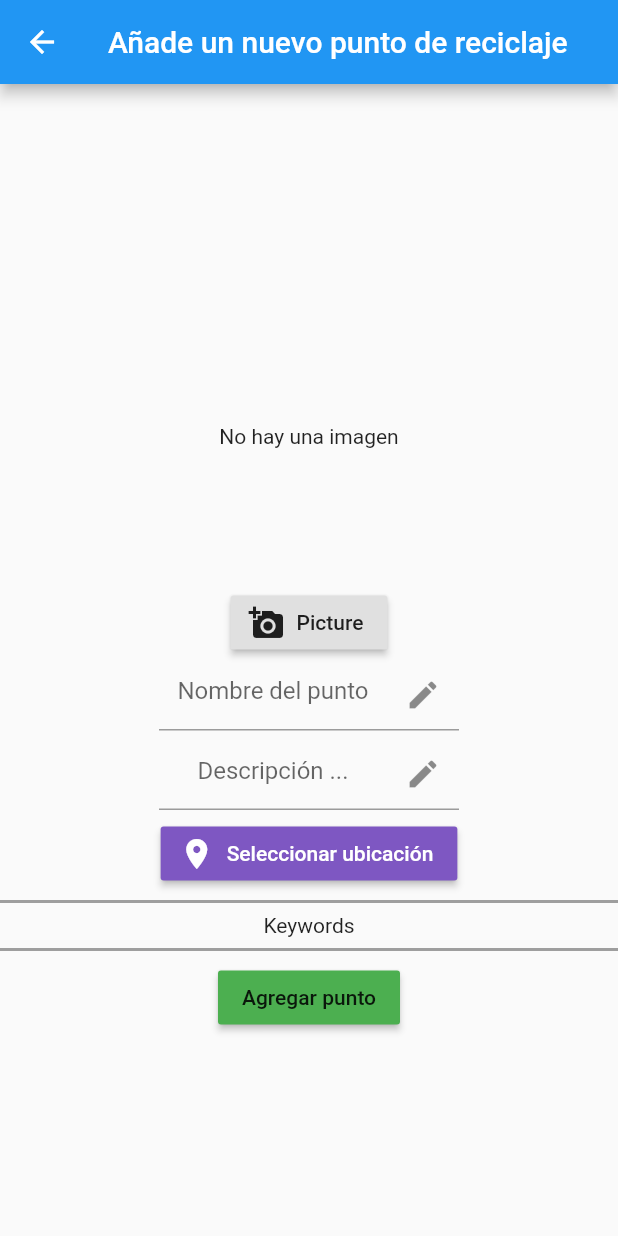
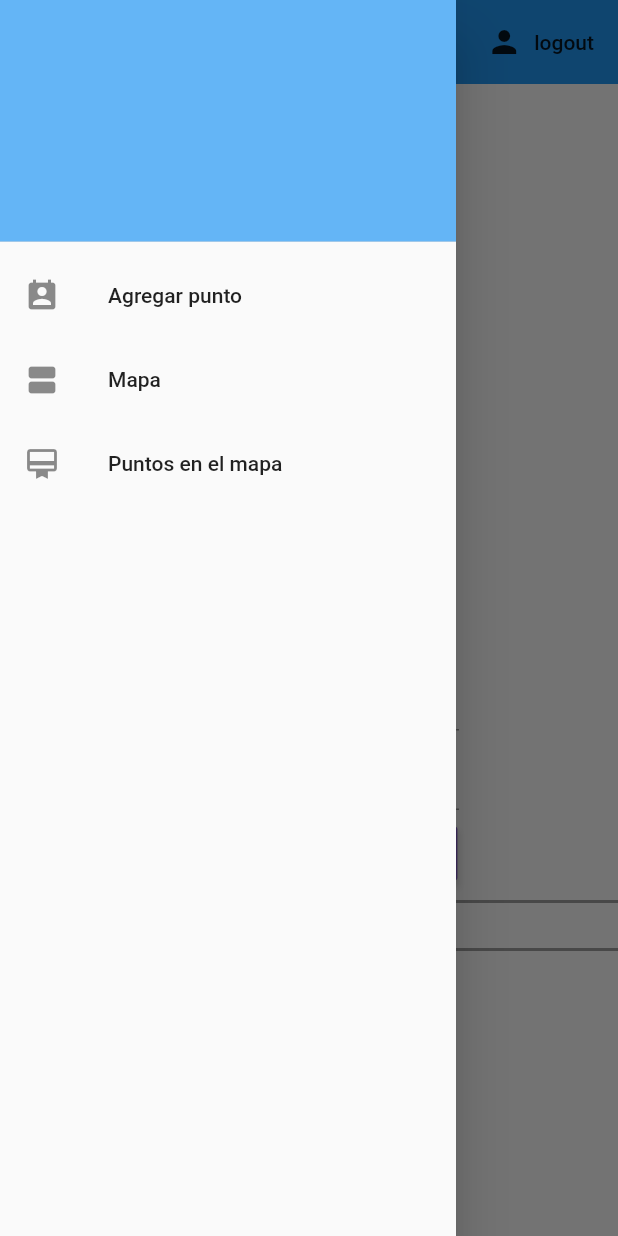
Before and after one commit to ManuelEV/iRecycler-Mobile, a Flutter app: the AddPointScreen screen opened directly, with the side drawer open (before the commit the screen has no drawer), on a phone screen of 412 x 824 dp. Run offline on Flutter 3.47's test engine with Material 2 defaults, Android fonts, the phone set to English and light mode, and no system bars; our stand-ins replace cloud_firestore, firebase_auth, flutter_spinkit, google_maps_flutter, image_picker, location; accounts and stored records are empty.

Commit message:
Se agrega capa de autenticación con Firebase

```diff
--- /dev/null
+++ b/irecycler_mobile/lib/models/user.dart
@@ -0,0 +1,16 @@
+class User {
+
+  final String uid;
+
+  User({ this.uid });
+
+}
+
+class UserData {
+
+  final String uid;
+  final String name;
+
+  UserData({ this.uid, this.name });
+
+}
--- a/irecycler_mobile/lib/screens/add_point_screen.dart
+++ b/irecycler_mobile/lib/screens/add_point_screen.dart
@@ -1,11 +1,15 @@
 import 'package:flutter/material.dart';
 import 'package:irecycler_mobile/models/point.dart';
+import 'package:irecycler_mobile/services/auth.dart';
 import 'package:irecycler_mobile/widgets/select_point_image.dart';
 import 'package:irecycler_mobile/widgets/map_point_input.dart';
 import 'dart:io';
 
+import 'drawer_page.dart';
+
 class AddPointScreen extends StatefulWidget {
   static const routeName = '/add-place';
+
 
   @override
   _AddPointScreenState createState() => _AddPointScreenState();
@@ -33,12 +37,25 @@ class _AddPointScreenState extends State<AddPointScreen> {
     //Guardar en firebase?
   }
 
+  final AuthService _auth = AuthService();
+
   @override
   Widget build(BuildContext context) {
     return Scaffold(
       appBar: AppBar(
         title: Text('Añade un nuevo punto de reciclaje'),
+        elevation: 0.0,
+          actions: <Widget>[
+            FlatButton.icon(
+              icon: Icon(Icons.person),
+              label: Text('logout'),
+              onPressed: () async {
+                await _auth.signOut();
+              },
+            )
+          ],
       ),
+      drawer: DrawerPage(),
       body: Center(
         child: SingleChildScrollView(
           child: Column(
--- /dev/null
+++ b/irecycler_mobile/lib/screens/drawer_page.dart
@@ -0,0 +1,55 @@
+import 'package:flutter/material.dart';
+import 'package:irecycler_mobile/screens/points_on_map_screen..dart';
+import 'package:irecycler_mobile/screens/select_point_map_screen.dart';
+
+import 'add_point_screen.dart';
+
+class DrawerPage extends StatelessWidget{
+
+  @override
+  Widget build(context){
+    return Drawer(
+      child: ListView(
+        children: <Widget>[
+          DrawerHeader(
+            decoration: BoxDecoration(
+              color: Colors.blue[300],
+              /*image: DecorationImage(
+                image: AssetImage('assets/img/header.jpg'),
+                fit: BoxFit.cover
+              )*/
+            ),
+            child: Text(
+              '',
+              style: TextStyle(
+                fontSize: 28.0,
+                color: Colors.white,
+              )
+              )
+          ),
+          ListTile(
+            title: Text('Agregar punto'),
+            leading: Icon(Icons.perm_contact_calendar),
+            onTap: () => Navigator.pushNamed(context, AddPointScreen.routeName),
+          ),
+          ListTile(
+            title: Text('Mapa'),
+            leading: Icon(Icons.view_agenda),
+            onTap: () => Navigator.pushNamed(context, MapScreen.routeName),
+          ),
+          ListTile(
+            title: Text('Puntos en el mapa'),
+            leading: Icon(Icons.card_membership),
+            onTap: () => Navigator.pushNamed(context, PointOnMapScreen.routeName),
+          ),
+          /* ListTile(
+            title: Text('Salir'),
+            leading: Icon(Icons.exit_to_app),
+            onTap: () => Navigator.pushReplacementNamed(context, SalirPage.route) //NO SE PUEDE VOLVER ATRÁS
+          )*/
+        ]
+      )
+    );
+  }
+
+}
--- /dev/null
+++ b/irecycler_mobile/lib/services/database.dart
@@ -0,0 +1,38 @@
+import 'package:cloud_firestore/cloud_firestore.dart';
+import 'package:irecycler_mobile/models/user.dart';
+
+class DatabaseService {
+
+  final String uid;
+  DatabaseService({ this.uid });
+
+  // collection reference
+  final CollectionReference brewCollection = Firestore.instance.collection('brews');
+
+  Future<void> updateUserData(String sugars, String name, int strength) async {
+    return await brewCollection.document(uid).setData({
+      'sugars': sugars,
+      'name': name,
+      'strength': strength,
+    });
+  }
+
+
+
+  // user data from snapshots
+  UserData _userDataFromSnapshot(DocumentSnapshot snapshot) {
+    return UserData(
+      uid: uid,
+      name: snapshot.data['name']
+    );
+  }
+
+
+
+  // get user doc stream
+  Stream<UserData> get userData {
+    return brewCollection.document(uid).snapshots()
+      .map(_userDataFromSnapshot);
+  }
+
+}
```
Also changed, not shown: irecycler_mobile/lib/auth/authenticate.dart (added, +26 -0 lines), irecycler_mobile/lib/auth/register.dart (added, +96 -0 lines), irecycler_mobile/lib/auth/sign_in.dart (added, +96 -0 lines), irecycler_mobile/lib/auth/wrapper.dart (added, +21 -0 lines), irecycler_mobile/lib/main.dart (+16 -91 lines), irecycler_mobile/lib/routes/routes.dart (added, +15 -0 lines), irecycler_mobile/lib/screens/home.dart (added, +35 -0 lines), irecycler_mobile/lib/screens/points_on_map_screen..dart (+14 -0 lines), irecycler_mobile/lib/screens/select_point_map_screen.dart (+14 -0 lines), irecycler_mobile/lib/services/auth.dart (added, +70 -0 lines), irecycler_mobile/lib/shared/constants.dart (added, +13 -0 lines), irecycler_mobile/lib/shared/loading.dart (added, +17 -0 lines).
